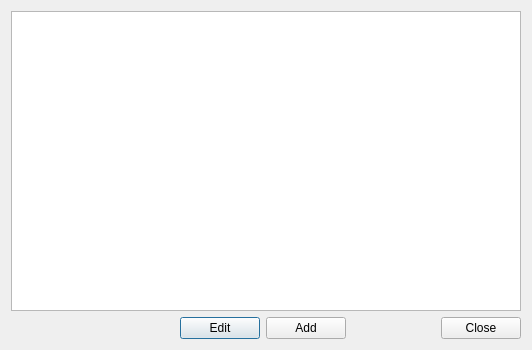
Above: viewbaitdialog.ui from mansieber/forg before the change. Below: the same form after it.
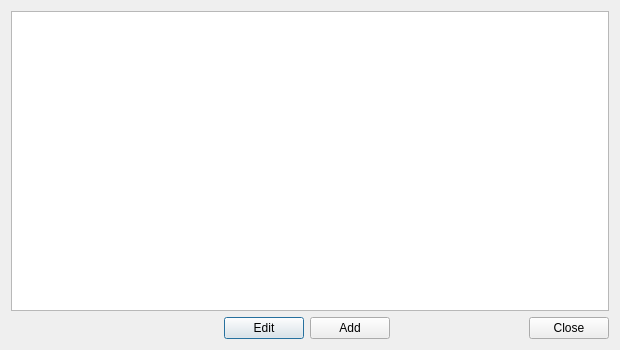
That is the form after the change.

Commit message: Table view layouts modified

```diff
--- a/viewbaitdialog.ui
+++ b/viewbaitdialog.ui
@@ -6,7 +6,7 @@
    <rect>
     <x>0</x>
     <y>0</y>
-    <width>532</width>
+    <width>620</width>
     <height>350</height>
    </rect>
   </property>
```
The commit also changes 7 other files.
